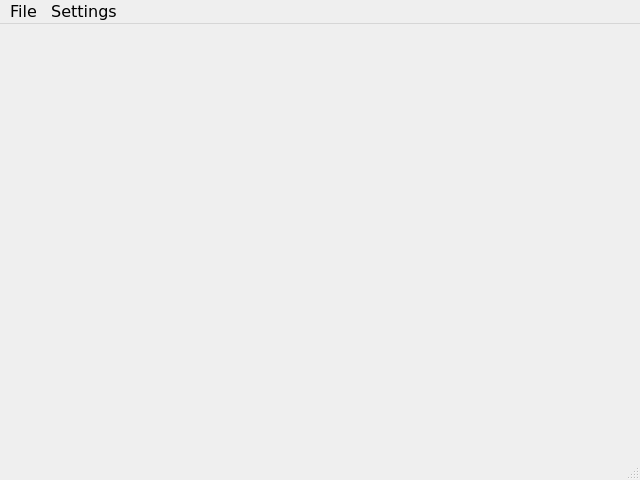
This is Qt/gps/MainWindow.ui in bradselb/examples as Qt 5 draws it before an edit. The edited form follows.
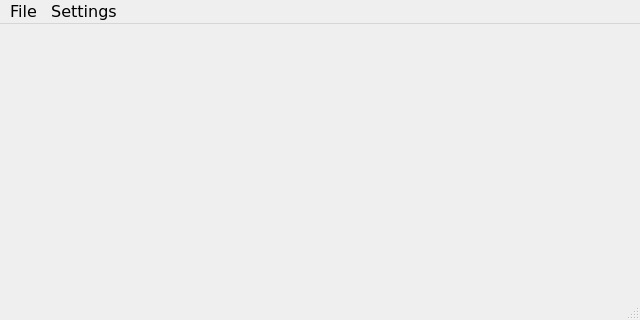
This is the edited form.

Commit message: restrict window size

What changed in the file:
```diff
--- a/Qt/gps/MainWindow.ui
+++ b/Qt/gps/MainWindow.ui
@@ -7,7 +7,7 @@
     <x>0</x>
     <y>0</y>
     <width>640</width>
-    <height>480</height>
+    <height>320</height>
    </rect>
   </property>
   <property name="minimumSize">
@@ -16,6 +16,18 @@
     <height>320</height>
    </size>
   </property>
+  <property name="maximumSize">
+   <size>
+    <width>640</width>
+    <height>768</height>
+   </size>
+  </property>
+  <property name="baseSize">
+   <size>
+    <width>640</width>
+    <height>320</height>
+   </size>
+  </property>
   <property name="font">
    <font>
     <family>DejaVu Sans</family>
```
The commit also changes 2 other files.
